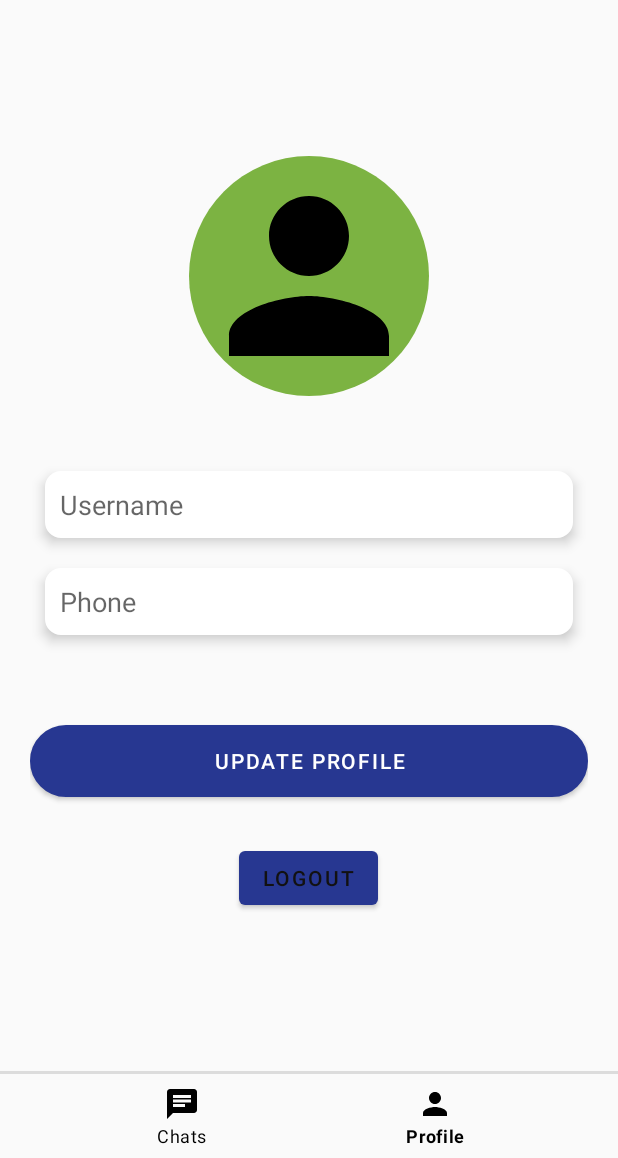
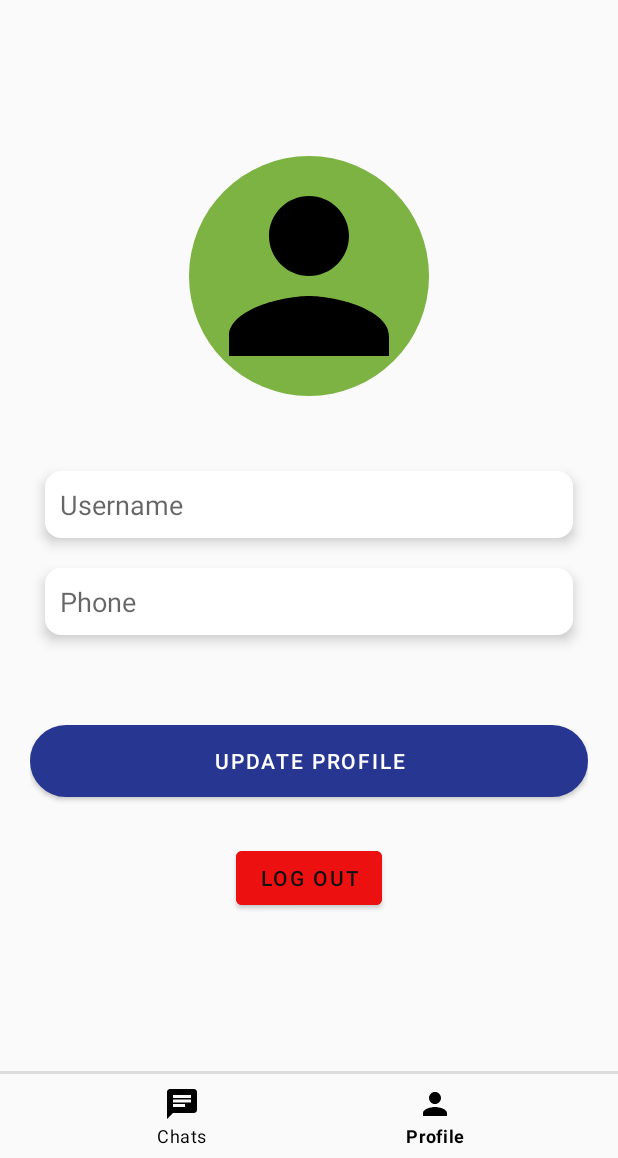
Before and after one commit to prosenjit07/IncognitoChat, an Android app: the screen it shows after launch once a user with an empty profile is signed in (MainActivity), item 2 of the bottom bar chosen, on a phone screen of 412 x 824 dp, the part 78-1236 px from its top. Run offline under Robolectric (Android 15) with nearby library versions, the phone set to English and light mode, and no system bars; our stand-ins replace Firebase (no records; nobody signed in at launch, a user with empty details on screens opened directly); libraries missing offline, so code that uses them is left out: com.github.dhaval2404.imagepicker; 2 statements that could not run were skipped.

Commit message:
log out design

```diff
--- a/app/src/main/res/layout/fragment_profile.xml
+++ b/app/src/main/res/layout/fragment_profile.xml
@@ -70,6 +70,7 @@
         android:id="@+id/logout_btn"
         android:layout_width="wrap_content"
         android:layout_height="wrap_content"
-        android:text="Logout"
+        android:text="Log out"
+        android:backgroundTint="#ED1010"
         android:textColor="#121111" />
 </LinearLayout>
```
